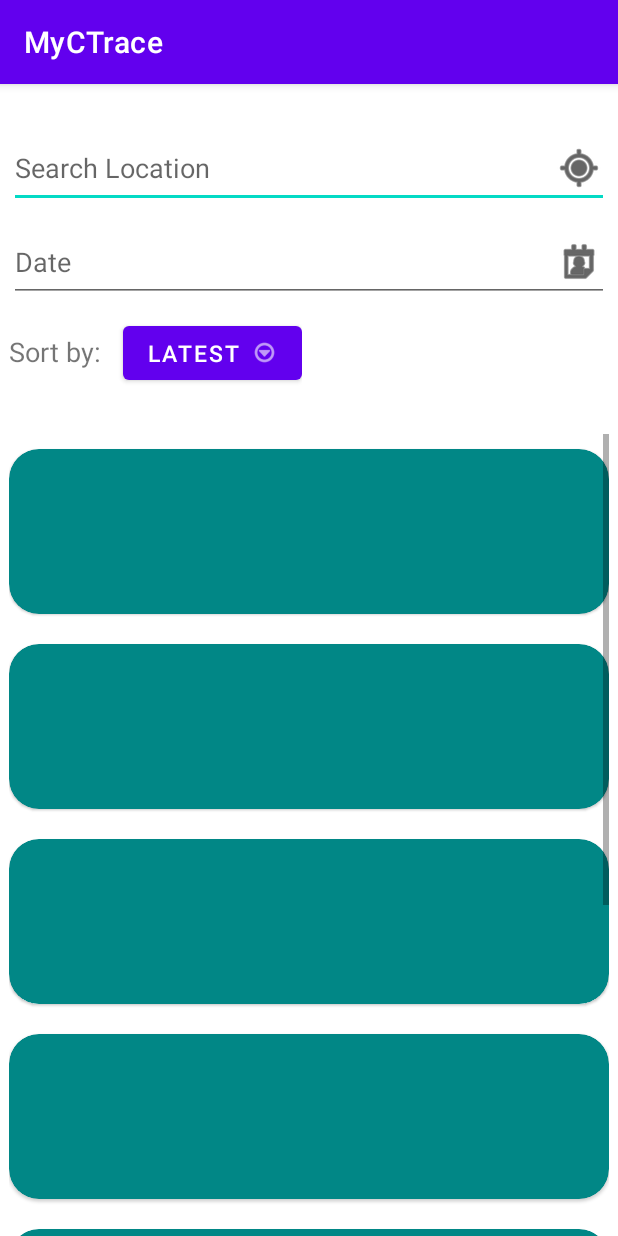
After one commit to DanWlker/MyCTrace, an Android app: the fragment CheckInFragment shown on its own in the app's theme, on a phone screen of 412 x 824 dp. The commit adds this screen. Run offline under Robolectric (Android 15) with nearby library versions, the phone set to English and light mode, and no system bars.

Commit message:
Fixed some bugs with the layout and added a sample page
me

```diff
--- a/app/build.gradle
+++ b/app/build.gradle
@@ -40,6 +40,7 @@ dependencies {
     implementation 'androidx.lifecycle:lifecycle-viewmodel-ktx:2.3.1'
     implementation 'androidx.navigation:navigation-fragment:2.3.5'
     implementation 'androidx.navigation:navigation-ui:2.3.5'
+    implementation 'androidx.legacy:legacy-support-v4:1.0.0'
     testImplementation 'junit:junit:4.+'
     androidTestImplementation 'androidx.test.ext:junit:1.1.3'
     androidTestImplementation 'androidx.test.espresso:espresso-core:3.4.0'
--- a/app/src/main/AndroidManifest.xml
+++ b/app/src/main/AndroidManifest.xml
@@ -13,7 +13,8 @@
             android:name=".MainActivity"
             android:exported="true"
             android:label="@string/app_name"
-            android:theme="@style/Theme.MyCTrace.NoActionBar">
+            android:theme="@style/Theme.MyCTrace.NoActionBar"
+            android:windowSoftInputMode="adjustNothing">
             <intent-filter>
                 <action android:name="android.intent.action.MAIN" />
 
--- a/app/src/main/java/com/example/myctrace/MainActivity.java
+++ b/app/src/main/java/com/example/myctrace/MainActivity.java
@@ -34,11 +34,18 @@ public class MainActivity extends AppCompatActivity {
         BottomNavigationView navView = findViewById(R.id.nav_view_bottom);
         // Passing each menu ID as a set of Ids because each
         // menu should be considered as top level destinations.
+        //TODO:Update any new views here and add icons if necessary
         AppBarConfiguration appBarConfiguration = new AppBarConfiguration.Builder(
-                R.id.navigation_home, R.id.navigation_dashboard, R.id.navigation_notifications)
+                R.id.navigation_home,
+                R.id.navigation_dashboard,
+                R.id.navigation_notifications,
+                R.id.check_in)
                 .build();
         mAppBarConfiguration = new AppBarConfiguration.Builder(
-                R.id.navigation_home, R.id.navigation_dashboard, R.id.navigation_notifications)
+                R.id.navigation_home,
+                R.id.navigation_dashboard,
+                R.id.navigation_notifications,
+                R.id.check_in)
                 .setOpenableLayout(drawer)
                 .build();
         NavController navController = Navigation.findNavController(this, R.id.nav_host_fragment_content_main);
--- /dev/null
+++ b/app/src/main/java/com/example/myctrace/ui/checkin/CheckInFragment.java
@@ -0,0 +1,38 @@
+package com.example.myctrace.ui.checkin;
+
+import androidx.lifecycle.ViewModelProvider;
+
+import android.os.Bundle;
+
+import androidx.annotation.NonNull;
+import androidx.annotation.Nullable;
+import androidx.fragment.app.Fragment;
+
+import android.view.LayoutInflater;
+import android.view.View;
+import android.view.ViewGroup;
+
+import com.example.myctrace.R;
+
+public class CheckInFragment extends Fragment {
+
+    private CheckInViewModel mViewModel;
+
+    public static CheckInFragment newInstance() {
+        return new CheckInFragment();
+    }
+
+    @Override
+    public View onCreateView(@NonNull LayoutInflater inflater, @Nullable ViewGroup container,
+                             @Nullable Bundle savedInstanceState) {
+        return inflater.inflate(R.layout.check_in_fragment, container, false);
+    }
+
+    @Override
+    public void onActivityCreated(@Nullable Bundle savedInstanceState) {
+        super.onActivityCreated(savedInstanceState);
+        mViewModel = new ViewModelProvider(this).get(CheckInViewModel.class);
+        // TODO: Use the ViewModel
+    }
+
+}
--- /dev/null
+++ b/app/src/main/java/com/example/myctrace/ui/checkin/CheckInViewModel.java
@@ -0,0 +1,7 @@
+package com.example.myctrace.ui.checkin;
+
+import androidx.lifecycle.ViewModel;
+
+public class CheckInViewModel extends ViewModel {
+    // TODO: Implement the ViewModel
+}
--- /dev/null
+++ b/app/src/main/res/layout/check_in_fragment.xml
@@ -0,0 +1,167 @@
+<?xml version="1.0" encoding="utf-8"?>
+<LinearLayout xmlns:android="http://schemas.android.com/apk/res/android"
+    xmlns:tools="http://schemas.android.com/tools"
+    android:layout_width="400dp"
+    android:layout_gravity="center_horizontal"
+    android:layout_height="match_parent"
+    xmlns:app="http://schemas.android.com/apk/res-auto"
+    tools:context=".ui.checkin.CheckInFragment"
+    android:gravity="center_horizontal"
+    android:orientation="vertical"
+    >
+
+    <LinearLayout
+        android:layout_width="match_parent"
+        android:layout_height="wrap_content"
+        android:orientation="vertical"
+        android:paddingVertical="30dp">
+
+        <EditText
+            android:id="@+id/editTextLocationName"
+            android:layout_width="match_parent"
+            android:layout_height="wrap_content"
+            android:ems="10"
+            android:hint="Search Location"
+            android:inputType="text"
+            android:minHeight="48dp"
+            android:drawableEnd="@android:drawable/ic_menu_mylocation"
+            android:drawableTint="@color/black"/>
+
+        <Space
+            android:layout_width="0dp"
+            android:layout_height="10dp"></Space>
+
+        <EditText
+            android:id="@+id/editTextDate"
+            android:layout_width="match_parent"
+            android:layout_height="wrap_content"
+            android:ems="10"
+            android:hint="Date"
+            android:inputType="date"
+            android:minHeight="48dp"
+            android:drawableEnd="@android:drawable/ic_menu_my_calendar"
+            android:drawableTint="@color/black"/>
+
+        <Space
+            android:layout_width="0dp"
+            android:layout_height="10dp"></Space>
+
+        <LinearLayout
+            android:layout_width="wrap_content"
+            android:layout_height="wrap_content"
+            android:orientation="horizontal">
+            <TextView
+                android:layout_width="wrap_content"
+                android:layout_height="wrap_content"
+                android:text="Sort by: "
+                android:textSize="18sp"></TextView>
+            <Space
+                android:layout_width="10dp"
+                android:layout_height="0dp"></Space>
+
+            <com.google.android.material.button.MaterialButton
+                android:layout_width="wrap_content"
+                android:layout_height="wrap_content"
+                android:text="Latest"
+                app:icon="@android:drawable/ic_menu_more"
+                app:iconSize="18dp"
+                app:iconGravity="end"
+                app:iconTint="@color/white"
+                android:textSize="15sp"></com.google.android.material.button.MaterialButton>
+
+        </LinearLayout>
+
+    </LinearLayout>
+    <ScrollView
+        android:layout_width="match_parent"
+        android:layout_height="match_parent">
+        <LinearLayout
+            android:layout_width="match_parent"
+            android:layout_height="wrap_content"
+            android:orientation="vertical">
+            <com.google.android.material.card.MaterialCardView
+                android:layout_width="match_parent"
+                android:layout_height="wrap_content"
+                app:cardBackgroundColor="@color/teal_700"
+                app:cardCornerRadius="20dp"
+                android:layout_marginVertical="10dp">
+                <Space
+                    android:layout_width="match_parent"
+                    android:layout_height="110dp"></Space>
+
+            </com.google.android.material.card.MaterialCardView>
+            <com.google.android.material.card.MaterialCardView
+                android:layout_width="match_parent"
+                android:layout_height="wrap_content"
+                app:cardBackgroundColor="@color/teal_700"
+                app:cardCornerRadius="20dp"
+                android:layout_marginVertical="10dp">
+                <Space
+                    android:layout_width="match_parent"
+                    android:layout_height="110dp"></Space>
+
+            </com.google.android.material.card.MaterialCardView>
+            <com.google.android.material.card.MaterialCardView
+                android:layout_width="match_parent"
+                android:layout_height="wrap_content"
+                app:cardBackgroundColor="@color/teal_700"
+                app:cardCornerRadius="20dp"
+                android:layout_marginVertical="10dp">
+                <Space
+                    android:layout_width="match_parent"
+                    android:layout_height="110dp"></Space>
+
+            </com.google.android.material.card.MaterialCardView>
+            <com.google.android.material.card.MaterialCardView
+                android:layout_width="match_parent"
+                android:layout_height="wrap_content"
+                app:cardBackgroundColor="@color/teal_700"
+                app:cardCornerRadius="20dp"
+                android:layout_marginVertical="10dp">
+                <Space
+                    android:layout_width="match_parent"
+                    android:layout_height="110dp"></Space>
+
+            </com.google.android.material.card.MaterialCardView>
+            <com.google.android.material.card.MaterialCardView
+                android:layout_width="match_parent"
+                android:layout_height="wrap_content"
+                app:cardBackgroundColor="@color/teal_700"
+                app:cardCornerRadius="20dp"
+                android:layout_marginVertical="10dp">
+                <Space
+                    android:layout_width="match_parent"
+                    android:layout_height="110dp"></Space>
+
+            </com.google.android.material.card.MaterialCardView>
+            <com.google.android.material.card.MaterialCardView
+                android:layout_width="match_parent"
+                android:layout_height="wrap_content"
+                app:cardBackgroundColor="@color/teal_700"
+                app:cardCornerRadius="20dp"
+                android:layout_marginVertical="10dp">
+                <Space
+                    android:layout_width="match_parent"
+                    android:layout_height="110dp"></Space>
+
+            </com.google.android.material.card.MaterialCardView>
+            <com.google.android.material.card.MaterialCardView
+                android:layout_width="match_parent"
+                android:layout_height="wrap_content"
+                app:cardBackgroundColor="@color/teal_700"
+                app:cardCornerRadius="20dp"
+                android:layout_marginVertical="10dp">
+                <Space
+                    android:layout_width="match_parent"
+                    android:layout_height="110dp"></Space>
+
+            </com.google.android.material.card.MaterialCardView>
+
+        </LinearLayout>
+
+    </ScrollView>
+
+
+
+
+</LinearLayout>
--- a/app/src/main/res/layout/content_main.xml
+++ b/app/src/main/res/layout/content_main.xml
@@ -5,8 +5,7 @@
     android:layout_width="match_parent"
     android:layout_height="match_parent"
     app:layout_behavior="@string/appbar_scrolling_view_behavior"
-    tools:showIn="@layout/app_bar_main"
-    android:paddingTop="?attr/actionBarSize">
+    tools:showIn="@layout/app_bar_main">
 
     <com.google.android.material.bottomnavigation.BottomNavigationView
         android:id="@+id/nav_view_bottom"
@@ -18,7 +17,8 @@
         app:layout_constraintBottom_toBottomOf="parent"
         app:layout_constraintLeft_toLeftOf="parent"
         app:layout_constraintRight_toRightOf="parent"
-        app:menu="@menu/nav_menu" />
+        app:menu="@menu/nav_menu"
+        />
 
     <fragment
         android:id="@+id/nav_host_fragment_content_main"
--- a/app/src/main/res/menu/nav_menu.xml
+++ b/app/src/main/res/menu/nav_menu.xml
@@ -18,6 +18,10 @@
             android:id="@+id/navigation_notifications"
             android:icon="@drawable/ic_notifications_black_24dp"
             android:title="@string/title_notifications" />
+        <item
+            android:id="@+id/check_in"
+            android:icon="@drawable/ic_notifications_black_24dp"
+            android:title="Check In" />
     </group>
 
 </menu>
--- a/app/src/main/res/navigation/mobile_navigation.xml
+++ b/app/src/main/res/navigation/mobile_navigation.xml
@@ -22,4 +22,11 @@
         android:name="com.example.myctrace.ui.notifications.NotificationsFragment"
         android:label="@string/title_notifications"
         tools:layout="@layout/fragment_notifications" />
+
+    <fragment
+        android:id="@+id/check_in"
+        android:name="com.example.myctrace.ui.checkin.CheckInFragment"
+        android:label="Check In"
+        tools:layout="@layout/check_in_fragment" />
+
 </navigation>
```
